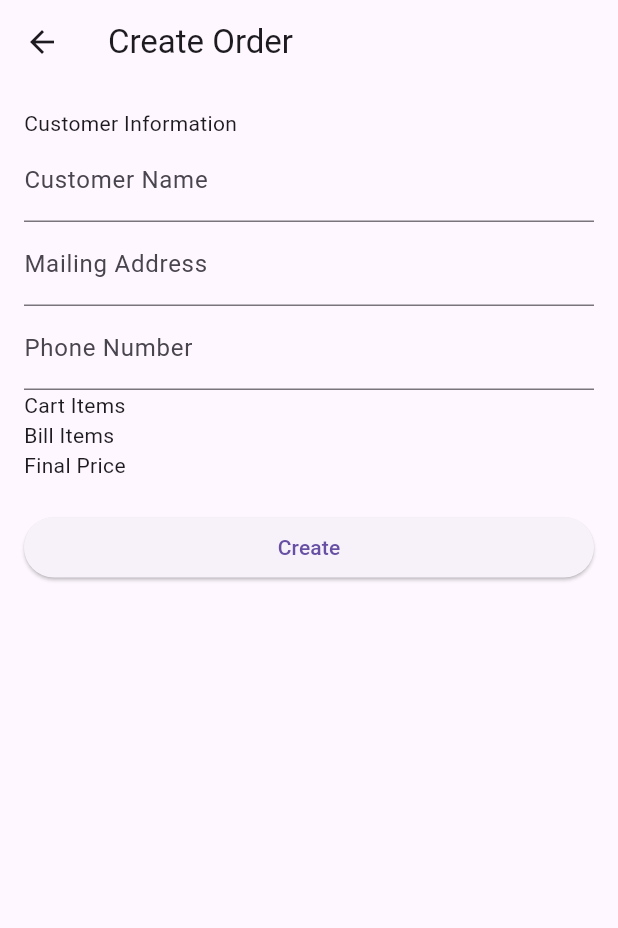
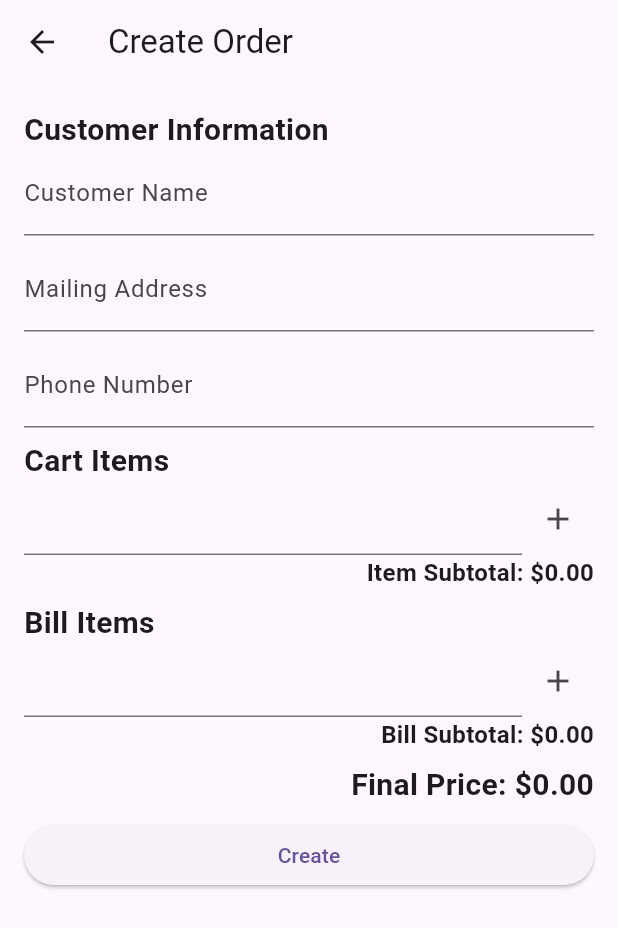
Before and after one commit to TzuHsuanLin-127322/Comp5450Challenge1, a Flutter app: the OrderDetailPage screen opened directly, on a phone screen of 412 x 824 dp. Shown: the top 928 px of the screen. Run offline on Flutter 3.47's test engine with Material 3 defaults, Android fonts, the phone set to English and light mode, and no system bars; our stand-ins replace fl_chart, image_picker.

Commit message:
added relavant items for order page, in the add order case

```diff
--- /dev/null
+++ b/devtools_options.yaml
@@ -0,0 +1,3 @@
+description: This file stores settings for Dart & Flutter DevTools.
+documentation: https://docs.flutter.dev/tools/devtools/extensions#configure-extension-enablement-states
+extensions:
--- a/lib/ui/orders/orderDetail/order_detail_page.dart
+++ b/lib/ui/orders/orderDetail/order_detail_page.dart
@@ -1,4 +1,6 @@
 import 'package:challenge_1_mobile_store_maker/model/order_model.dart';
+import 'package:challenge_1_mobile_store_maker/pages/product_model.dart';
+import 'package:challenge_1_mobile_store_maker/utils/string_formatter.dart';
 import 'package:flutter/material.dart';
 
 enum OrderPageMode { create, edit, display }
@@ -21,6 +23,9 @@ class _OrderDetailPageState extends State<OrderDetailPage> {
   late TextEditingController _customerNameController;
   late TextEditingController _mailingAddressController;
   late TextEditingController _phoneNumberController;
+  late TextEditingController _cartProductController;
+  late TextEditingController _billingDescriptionController;
+  late TextEditingController _billingPriceController;
   // ... other controllers
 
   @override
@@ -35,6 +40,15 @@ class _OrderDetailPageState extends State<OrderDetailPage> {
     );
     _phoneNumberController = TextEditingController(
       text: widget.order?.customerInfo.phone ?? '',
+    );
+    _cartProductController = TextEditingController(
+      text: ''
+    );
+    _billingDescriptionController = TextEditingController(
+      text: ''
+    );
+    _billingPriceController = TextEditingController(
+      text: ''
     );
     // ... other controllers
   }
@@ -53,43 +67,110 @@ class _OrderDetailPageState extends State<OrderDetailPage> {
       ),
       body: Padding(
         padding: EdgeInsets.all(16.0),
-        child: ListView(
-          children: [
-            Text('Customer Information'),
+        child: Form(
+          child: ListView(
+            children: [
+              ..._buildCustomerInformationInput(isReadOnly),
+              SizedBox(height: 8,),
+              ..._buildCartItemsInput(isReadOnly),
+              SizedBox(height: 8,),
+              ..._buildBillItemsInput(isReadOnly),
+              SizedBox(height: 8,),
+              Row(
+                mainAxisAlignment: MainAxisAlignment.end,
+                children: [
+                  Text('Final Price: ${formatMoney(widget.order?.finalPrice ?? Money(major: 0, minor: 0))}', style: TextStyle(fontSize: 20, fontWeight: FontWeight.bold),),
+                ],
+              ),
+              SizedBox(height: 8,),
+              if (!isReadOnly)
+                ElevatedButton(
+                  onPressed: _saveOrder,
+                  child: Text(widget.mode == OrderPageMode.create ? 'Create' : 'Save'),
+                ),
+            ],
+          ),
+        )
+
+      ),
+    );
+  }
+
+  List<Widget> _buildCustomerInformationInput(bool isReadOnly) {
+    return [
+      Text('Customer Information', style: TextStyle(fontSize: 20, fontWeight: FontWeight.bold),),
             TextFormField(
               controller: _customerNameController,
               enabled: !isReadOnly,
               decoration: InputDecoration(labelText: 'Customer Name'),
             ),
+            SizedBox(height: 8,),
             TextFormField(
               controller: _mailingAddressController,
               enabled: !isReadOnly,
               decoration: InputDecoration(labelText: 'Mailing Address'),
             ),
+            SizedBox(height: 8,),
             TextFormField(
               controller: _phoneNumberController,
               enabled: !isReadOnly,
               decoration: InputDecoration(labelText: 'Phone Number'),
             ),
-            Text('Cart Items'),
-            ...(widget.order?.cart.productList.map((product) => Text('Product')).toList() ?? []),
-            Text('Bill Items'),
-            ...(widget.order?.billItemList.map((billItem) => Text('Bill Item')).toList() ?? []),
-            Text('Final Price'),
-            Text(widget.order?.finalPrice.toString() ?? ''),
-            // ... other fields
-            if (!isReadOnly)
-              ElevatedButton(
-                onPressed: _saveOrder,
-                child: Text(widget.mode == OrderPageMode.create ? 'Create' : 'Save'),
-              ),
-          ],
+    ];
+  }
+
+  List<Widget> _buildCartItemsInput(bool isReadOnly) {
+    final cartTotal = formatMoney(widget.order?.cart.totalPrice ?? Money(major: 0, minor: 0));
+    return [
+      Text('Cart Items', style: TextStyle(fontSize: 20, fontWeight: FontWeight.bold)),
+      ...(widget.order?.cart.productList.map((product) => Text('Product')).toList() ?? []),
+      if (!isReadOnly)
+        Row(children: [
+          Expanded(child: TextFormField(controller: _cartProductController)),
+          IconButton(onPressed: _addCartItem, icon: Icon(Icons.add)),
+        ],),
+      Row(
+        mainAxisAlignment: MainAxisAlignment.end,
+        children: [
+          Text('Item Subtotal: $cartTotal', style: TextStyle(fontSize: 16, fontWeight: FontWeight.bold,))
+        ],
+      ),
+    ];
+  }
+
+  List<Widget> _buildBillItemsInput(bool isReadOnly) {
+    final minorTotal = widget.order?.billItemList.fold<int>(0, (total, billItem) => total + billItem.price.minor) ?? 0;
+    final billTotal = formatMoney(Money(major: minorTotal ~/ 100, minor: minorTotal % 100));
+    return [
+      Text('Bill Items', style: TextStyle(fontSize: 20, fontWeight: FontWeight.bold),),
+      ...(widget.order?.billItemList.map((billItem) => Text('Bill Item')).toList() ?? []),
+      Row(children: [
+        Expanded(
+          flex: 2, child: TextFormField(controller: _billingDescriptionController)
         ),
+        Expanded(
+          flex: 1, child: TextFormField(controller: _billingPriceController)
+          ),
+        IconButton(onPressed: _addBillItem, icon: Icon(Icons.add)),
+      ],),
+      Row(
+        mainAxisAlignment: MainAxisAlignment.end,
+        children: [
+          Text('Bill Subtotal: $billTotal', style: TextStyle(fontSize: 16, fontWeight: FontWeight.bold,))
+        ],
       ),
-    );
+    ];
   }
 
   void _saveOrder() {
     // Collect data, create/update OrderModel, and pop or call callback
   }
+
+  void _addCartItem() {
+
+  }
+
+  void _addBillItem() {
+
+  }
 }
--- a/lib/ui/orders/orders_display.dart
+++ b/lib/ui/orders/orders_display.dart
@@ -1,5 +1,6 @@
 import 'package:challenge_1_mobile_store_maker/model/cart_product_model.dart';
 import 'package:challenge_1_mobile_store_maker/model/order_model.dart';
+import 'package:challenge_1_mobile_store_maker/ui/orders/orderDetail/order_detail_page.dart';
 import 'package:challenge_1_mobile_store_maker/ui/orders/orders_view_model.dart';
 import 'package:challenge_1_mobile_store_maker/utils/api_status.dart';
 import 'package:challenge_1_mobile_store_maker/utils/string_formatter.dart';
@@ -123,6 +124,7 @@ class OrdersPage extends StatelessWidget {
     return FloatingActionButton(
       onPressed: () {
         // TODO: Push add to order page as bottom sheet
+        Navigator.of(context).push(MaterialPageRoute(builder: (context) => OrderDetailPage()));
       },
       child: Icon(Icons.add),
     );
--- a/lib/utils/string_formatter.dart
+++ b/lib/utils/string_formatter.dart
@@ -7,7 +7,7 @@ String formatCurrency(CurrencyModel price) {
 }
 
 String formatMoney(Money price) {
-  return "\$${price.major}.${price.minor}";
+  return "\$${price.major}.${price.minor.toString().padLeft(2, '0')}";
 }
 
 String formatOrderStatus(OrderStatus status) {
```
Also changed, not shown: lib/ui/orders/orderDetail/order_whatever.dart (deleted, +0 -125 lines).
